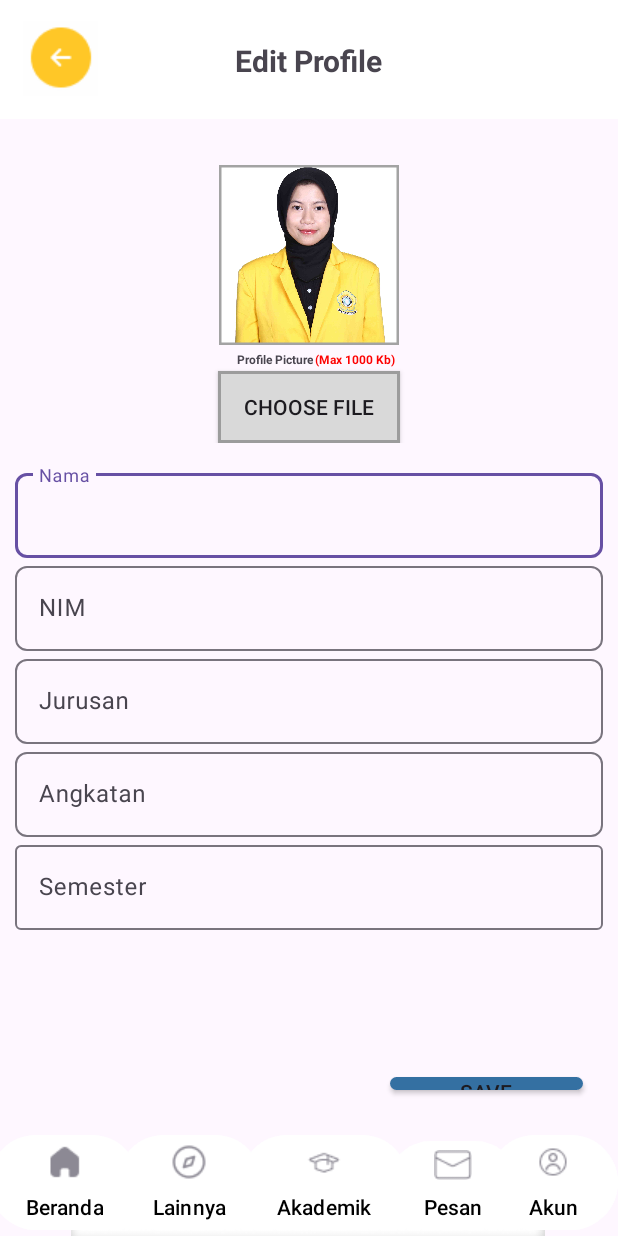
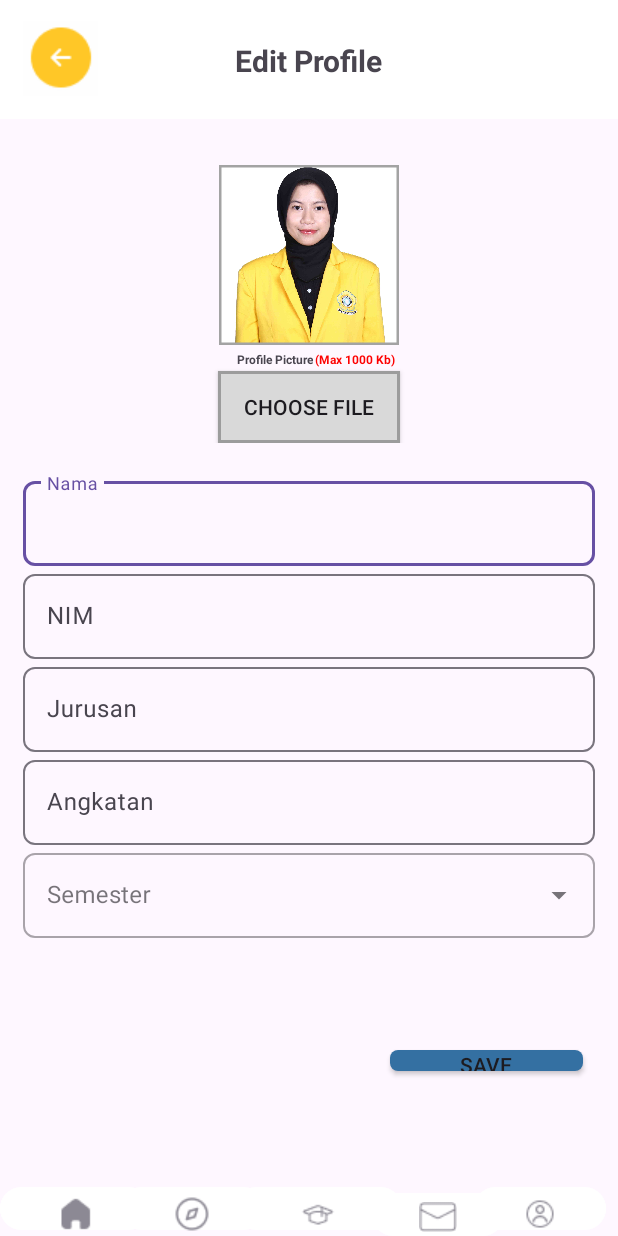
Before and after one commit to aleyananda/P.Bergerak, an Android app: the HomeActivity screen opened directly, with no data from a screen before it, after a tap on "Edit", on a phone screen of 412 x 824 dp. Run offline under Robolectric (Android 15) with nearby library versions, the phone set to English and light mode, and no system bars.

Commit message:
eka therina

```diff
--- a/app/src/main/AndroidManifest.xml
+++ b/app/src/main/AndroidManifest.xml
@@ -31,7 +31,7 @@
             android:name=".HomeActivity"
             android:exported="true" />
         <activity
-            android:name=".MainActivity2"
+            android:name=".editprofile"
             android:exported="true"/>
         <activity
             android:name=".MainActivity"
--- a/app/src/main/java/com/example/myapplication/HomeActivity.kt
+++ b/app/src/main/java/com/example/myapplication/HomeActivity.kt
@@ -23,7 +23,7 @@ class HomeActivity : AppCompatActivity() {
         val hometoedit: Button = findViewById(R.id.editbutton)
         hometoedit.setOnClickListener {
             // Membuat intent untuk berpindah ke edit
-            val intent = Intent(this, MainActivity2::class.java)
+            val intent = Intent(this, editprofile::class.java)
             startActivity(intent)
         }
         val logout: ImageButton = findViewById(R.id.Logoutbutton)
--- a/app/src/main/java/com/example/myapplication/MainActivity2.kt
+++ /dev/null
@@ -1,32 +0,0 @@
-package com.example.myapplication
-
-import android.content.Intent
-import android.os.Bundle
-import android.widget.Button
-import android.widget.ImageButton
-import android.widget.ExpandableListView
-import androidx.activity.enableEdgeToEdge
-import androidx.appcompat.app.AppCompatActivity
-
-class MainActivity2 : AppCompatActivity() {
-
-    override fun onCreate(savedInstanceState: Bundle?) {
-        super.onCreate(savedInstanceState)
-        enableEdgeToEdge()
-        setContentView(R.layout.activity_main2)
-
-        // Find the ImageButton and set the click listener inside onCreate
-        val edit: ImageButton = findViewById(R.id.imageButton4)
-        edit.setOnClickListener {
-            // Intent to open HomeActivity
-            val intent = Intent(this@MainActivity2, HomeActivity::class.java)
-            startActivity(intent)
-        }
-        val button = findViewById<Button>(R.id.button1)
-        button.setOnClickListener {
-            // Membuat intent untuk berpindah ke HomeActivity
-            val intent = Intent(this, HomeActivity::class.java)
-            startActivity(intent)
-        }
-    }
-}
--- /dev/null
+++ b/app/src/main/java/com/example/myapplication/editprofile.kt
@@ -0,0 +1,50 @@
+package com.example.myapplication
+
+import android.content.Intent
+import android.os.Bundle
+import android.widget.AdapterView
+import android.widget.ArrayAdapter
+import android.widget.AutoCompleteTextView
+import android.widget.Button
+import android.widget.ImageButton
+import android.widget.Toast
+import androidx.activity.enableEdgeToEdge
+import androidx.appcompat.app.AppCompatActivity
+
+class editprofile : AppCompatActivity() {
+
+    override fun onCreate(savedInstanceState: Bundle?) {
+        super.onCreate(savedInstanceState)
+        enableEdgeToEdge()
+        setContentView(R.layout.activity_editprofile)
+
+        val items = listOf("Semester 1","Semester 2","Semester 3","Semester 4",
+            "Semester 5","Semester 6","Semester 7","Semester 8")
+
+        val autoComplete : AutoCompleteTextView = findViewById(R.id.auto_complete)
+
+        val adapter = ArrayAdapter(this,R.layout.list_item,items)
+
+        autoComplete.setAdapter(adapter)
+
+        autoComplete.onItemClickListener = AdapterView.OnItemClickListener { adapterView, view, i, l ->
+            val itemSelected = adapterView.getItemAtPosition(i)
+            Toast.makeText(this,"Item: $itemSelected", Toast.LENGTH_SHORT).show()
+
+        }
+
+        // Find the ImageButton and set the click listener inside onCreate
+        val edit: ImageButton = findViewById(R.id.imageButton4)
+        edit.setOnClickListener {
+            // Intent to open HomeActivity
+            val intent = Intent(this@editprofile, HomeActivity::class.java)
+            startActivity(intent)
+        }
+        val button = findViewById<Button>(R.id.button1)
+        button.setOnClickListener {
+            // Membuat intent untuk berpindah ke HomeActivity
+            val intent = Intent(this, HomeActivity::class.java)
+            startActivity(intent)
+        }
+    }
+}
--- a/app/src/main/res/layout/activity_main2.xml
+++ b/app/src/main/res/layout/activity_editprofile.xml
@@ -5,7 +5,7 @@
     android:id="@+id/main"
     android:layout_width="match_parent"
     android:layout_height="match_parent"
-    tools:context=".MainActivity2">
+    tools:context=".editprofile">
 
 
     <!--LinearLayout: Toolbar-->
@@ -126,19 +126,21 @@
 
     </RelativeLayout>
 
-    <RelativeLayout
-
+    <LinearLayout
         android:id="@+id/phoneInputRL"
         android:layout_width="match_parent"
-        android:layout_height="wrap_content"
-        android:padding="10dp">
+        android:layout_height="414dp"
+        android:layout_alignParentBottom="true"
+        android:layout_marginTop="300dp"
+        android:layout_marginBottom="152dp"
+        android:orientation="vertical"
+        android:padding="15dp">
 
-    <!--TextInputLayout: Input Name-->
+        <!-- TextInputLayout: Input Name -->
         <com.google.android.material.textfield.TextInputLayout
             android:id="@+id/name"
             android:layout_width="match_parent"
             android:layout_height="wrap_content"
-            android:layout_marginTop="300dp"
             android:hint="Nama"
             app:boxCornerRadiusBottomEnd="8dp"
             app:boxCornerRadiusBottomStart="8dp"
@@ -149,17 +151,14 @@
                 android:id="@+id/nameEt"
                 android:layout_width="match_parent"
                 android:layout_height="wrap_content"
-                android:baselineAligned="false"
                 android:inputType="textPersonName|textCapWords" />
-
         </com.google.android.material.textfield.TextInputLayout>
 
-        <!--TextInputLayout: Input NIM-->
+        <!-- TextInputLayout: Input NIM -->
         <com.google.android.material.textfield.TextInputLayout
             android:id="@+id/nim"
             android:layout_width="match_parent"
             android:layout_height="wrap_content"
-            android:layout_below="@+id/name"
             android:hint="NIM"
             app:boxCornerRadiusBottomEnd="8dp"
             app:boxCornerRadiusBottomStart="8dp"
@@ -171,15 +170,13 @@
                 android:layout_width="match_parent"
                 android:layout_height="wrap_content"
                 android:inputType="number" />
-
         </com.google.android.material.textfield.TextInputLayout>
 
-        <!--TextInputLayout: Input Jurusan-->
+        <!-- TextInputLayout: Input Jurusan -->
         <com.google.android.material.textfield.TextInputLayout
             android:id="@+id/jurusan"
             android:layout_width="match_parent"
             android:layout_height="wrap_content"
-            android:layout_below="@+id/nim"
             android:hint="Jurusan"
             app:boxCornerRadiusBottomEnd="8dp"
             app:boxCornerRadiusBottomStart="8dp"
@@ -191,15 +188,13 @@
                 android:layout_width="match_parent"
                 android:layout_height="wrap_content"
                 android:inputType="textPersonName|textCapWords" />
-
         </com.google.android.material.textfield.TextInputLayout>
 
-        <!--TextInputLayout: Input Angkatan-->
+        <!-- TextInputLayout: Input Angkatan -->
         <com.google.android.material.textfield.TextInputLayout
             android:id="@+id/angkatan"
             android:layout_width="match_parent"
             android:layout_height="wrap_content"
-            android:layout_below="@+id/jurusan"
             android:hint="Angkatan"
             app:boxCornerRadiusBottomEnd="8dp"
             app:boxCornerRadiusBottomStart="8dp"
@@ -211,39 +206,50 @@
                 android:layout_width="match_parent"
                 android:layout_height="wrap_content"
                 android:inputType="number" />
+        </com.google.android.material.textfield.TextInputLayout>
+
+        <!-- TextInputLayout: Input Semester -->
+        <LinearLayout
+            android:id="@+id/semester"
+            android:layout_width="match_parent"
+            android:layout_height="match_parent"
+            android:orientation="vertical"
+            android:focusableInTouchMode="true"
+            tools:context=".editprofile">
+
+            <com.google.android.material.textfield.TextInputLayout
+                style="@style/Widget.MaterialComponents.TextInputLayout.OutlinedBox.ExposedDropdownMenu"
+                android:layout_width="match_parent"
+                android:layout_height="wrap_content"
+                android:layout_margin="0dp"
+                app:boxCornerRadiusBottomEnd="8dp"
+                app:boxCornerRadiusBottomStart="8dp"
+                app:boxCornerRadiusTopEnd="8dp"
+                app:boxCornerRadiusTopStart="8dp">
+
+                <AutoCompleteTextView
+                    android:id="@+id/auto_complete"
+                    android:layout_width="match_parent"
+                    android:layout_height="wrap_content"
+                    android:hint="@string/item_label"
+                    android:inputType="none"
+                    />
 
             </com.google.android.material.textfield.TextInputLayout>
 
-        <!--TextInputLayout: Input Semester-->
-        <!-- Input Semester -->
-        <com.google.android.material.textfield.TextInputLayout
-            android:id="@+id/semester"
-            android:layout_width="match_parent"
-            android:layout_height="wrap_content"
-            android:layout_below="@+id/angkatan"
-            android:hint="Semester">
+        </LinearLayout>
 
-            <EditText
-                android:id="@+id/semesterEt"
-                android:layout_width="match_parent"
-                android:layout_height="wrap_content"
-                android:inputType="number" />
-        </com.google.android.material.textfield.TextInputLayout>
+    </LinearLayout>
 
-    </RelativeLayout>
-
-
-    <ImageView
-        android:id="@+id/bottomNav"
-        android:layout_width="match_parent"
-        android:layout_height="76dp"
-        android:layout_below="@+id/phoneInputRL"
-        android:layout_alignParentEnd="true"
+    <LinearLayout
+        android:id="@+id/linearLayout2"
+        android:layout_width="wrap_content"
+        android:layout_height="79dp"
+        android:layout_alignParentTop="true"
         android:layout_alignParentBottom="true"
-        android:layout_marginTop="145dp"
-        android:layout_marginEnd="1dp"
+        android:layout_marginTop="787dp"
         android:layout_marginBottom="0dp"
-        app:srcCompat="@drawable/bottom_nav" />
+        android:orientation="horizontal">
 
         <Button
             android:id="@+id/button1"
@@ -251,7 +257,7 @@
             android:layout_height="wrap_content"
             android:layout_alignParentStart="true"
             android:layout_alignParentBottom="true"
-        android:layout_marginStart="-7dp"
+            android:layout_marginStart="0dp"
             android:layout_marginBottom="0dp"
             android:backgroundTint="#ffffff"
             android:drawableTop="@drawable/home_button"
@@ -265,9 +271,8 @@
             android:id="@+id/button2"
             android:layout_width="wrap_content"
             android:layout_height="wrap_content"
-        android:layout_alignParentEnd="true"
             android:layout_alignParentBottom="true"
-        android:layout_marginEnd="237dp"
+            android:layout_marginStart="-20dp"
             android:layout_marginBottom="0dp"
             android:backgroundTint="#ffffff"
             android:drawableTop="@drawable/stoke"
@@ -284,8 +289,7 @@
             android:layout_alignParentStart="true"
             android:layout_alignParentEnd="true"
             android:layout_alignParentBottom="true"
-        android:layout_marginStart="160dp"
-        android:layout_marginEnd="139dp"
+            android:layout_marginStart="-20dp"
             android:layout_marginBottom="0dp"
             android:backgroundTint="#ffffff"
             android:drawableTop="@drawable/mortarboard_alt_light"
@@ -301,7 +305,7 @@
             android:layout_height="wrap_content"
             android:layout_alignParentEnd="true"
             android:layout_alignParentBottom="true"
-        android:layout_marginEnd="66dp"
+            android:layout_marginStart="-20dp"
             android:layout_marginBottom="0dp"
             android:backgroundTint="#ffffff"
             android:drawableTop="@drawable/pesan"
@@ -317,7 +321,7 @@
             android:layout_height="wrap_content"
             android:layout_alignParentStart="true"
             android:layout_alignParentBottom="true"
-        android:layout_marginStart="325dp"
+            android:layout_marginStart="-20dp"
             android:layout_marginBottom="0dp"
             android:backgroundTint="#ffffff"
             android:drawableTop="@drawable/user_cicrle_duotone_line"
@@ -326,6 +330,8 @@
             android:textColor="#000000"
             tools:layout_editor_absoluteX="322dp"
             tools:layout_editor_absoluteY="805dp" />
+
+    </LinearLayout>
 
     <androidx.appcompat.widget.AppCompatButton
         android:id="@+id/buttonSave"
@@ -336,9 +342,9 @@
         android:layout_alignParentEnd="true"
         android:layout_alignParentBottom="true"
         android:layout_marginStart="260dp"
-        android:layout_marginTop="718dp"
+        android:layout_marginTop="700dp"
         android:layout_marginEnd="23dp"
-        android:layout_marginBottom="97dp"
+        android:layout_marginBottom="110dp"
         android:background="@drawable/savebtn"
         android:text="Save" />
 
--- /dev/null
+++ b/app/src/main/res/layout/list_item.xml
@@ -0,0 +1,10 @@
+<?xml version="1.0" encoding="utf-8"?>
+<TextView xmlns:android="http://schemas.android.com/apk/res/android"
+    android:layout_width="match_parent"
+    android:layout_height="wrap_content"
+    android:padding="16dp"
+    android:ellipsize="end"
+    android:maxLines="1"
+    android:textAppearance="?attr/textAppearanceSubtitle1">
+
+</TextView>
--- a/app/src/main/res/values/strings.xml
+++ b/app/src/main/res/values/strings.xml
@@ -1,4 +1,4 @@
 <resources>
-    <string name="app_name">My Application</string>
-
+    <string name="app_name">MyApplication</string>
+    <string name="item_label">Semester</string>
 </resources>
```
Lines whose indentation alone changed are shown as unchanged.
